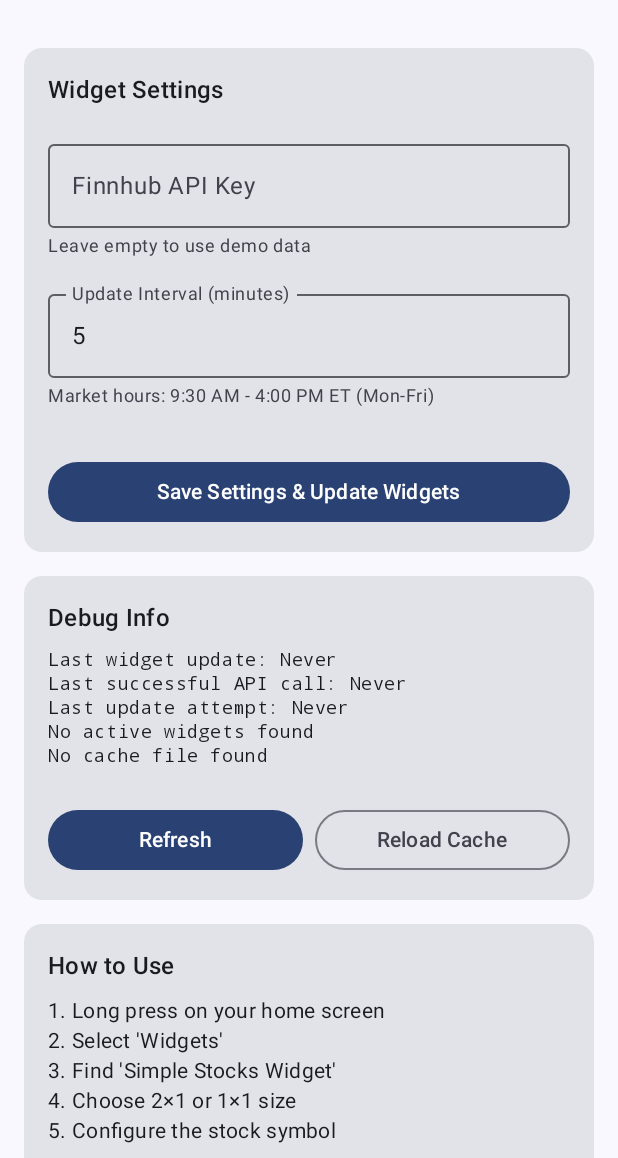
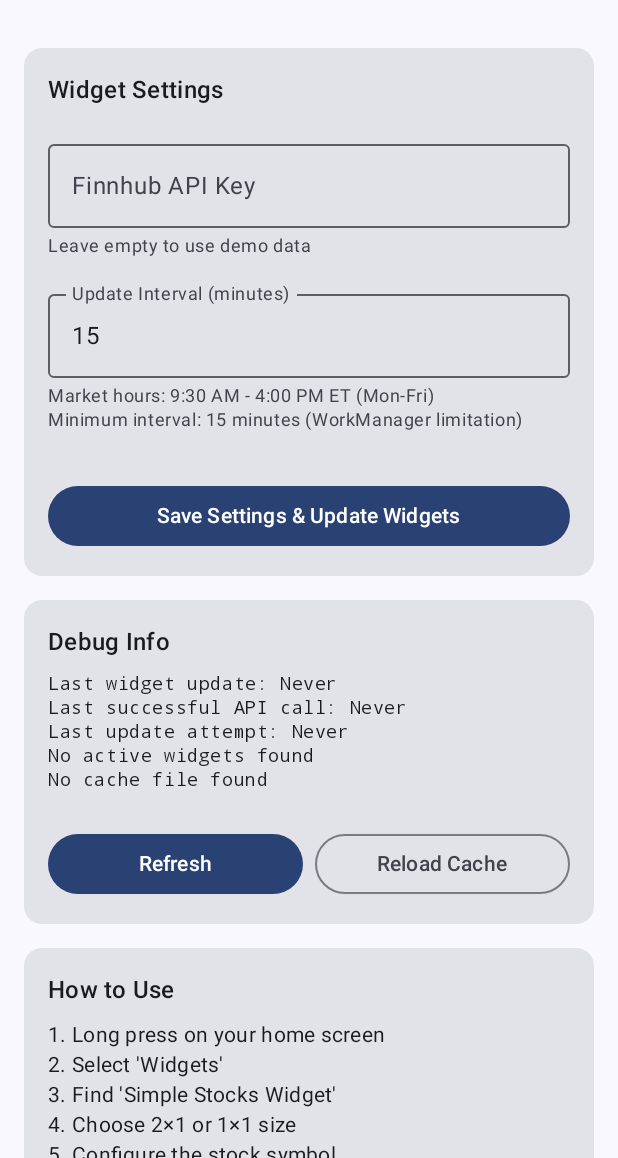
Before and after one commit to sidward35/simple-stocks-widget, an Android app built with Jetpack Compose: the screen it shows after launch (MainActivity), on a phone screen of 412 x 824 dp, the part 78-1236 px from its top. Run offline under Robolectric (Android 15) with nearby library versions, the phone set to English and light mode, and no system bars.

Commit message:
Set minimum update interval to 15 min

```diff
--- a/app/src/main/java/xyz/smathur/simplestockswidget/MainActivity.kt
+++ b/app/src/main/java/xyz/smathur/simplestockswidget/MainActivity.kt
@@ -49,7 +49,7 @@ fun SettingsScreen() {
     }
 
     var updateInterval by remember {
-        mutableStateOf(prefs.getInt("update_interval", 5).toString())
+        mutableStateOf(prefs.getInt("update_interval", 15).toString()) // Changed default to 15
     }
 
     var testApiCall by remember { mutableStateOf(false) }
@@ -57,6 +57,13 @@ fun SettingsScreen() {
 
     // Debug info state
     var debugInfo by remember { mutableStateOf("Loading...") }
+
+    // Validation state for update interval
+    val updateIntervalInt = updateInterval.toIntOrNull() ?: 0
+    val isUpdateIntervalValid = updateIntervalInt >= 15
+    val updateIntervalError = if (updateInterval.isNotEmpty() && !isUpdateIntervalValid) {
+        "Minimum 15 minutes required"
+    } else null
 
     // Function to refresh debug info
     fun refreshDebugInfo() {
@@ -179,11 +186,15 @@ fun SettingsScreen() {
                         label = { Text("Update Interval (minutes)") },
                         modifier = Modifier.fillMaxWidth(),
                         keyboardOptions = KeyboardOptions(keyboardType = KeyboardType.Number),
-                        singleLine = true
+                        singleLine = true,
+                        isError = updateIntervalError != null,
+                        supportingText = if (updateIntervalError != null) {
+                            { Text(updateIntervalError, color = MaterialTheme.colorScheme.error) }
+                        } else null
                     )
 
                     Text(
-                        text = "Market hours: 9:30 AM - 4:00 PM ET (Mon-Fri)",
+                        text = "Market hours: 9:30 AM - 4:00 PM ET (Mon-Fri)\nMinimum interval: 15 minutes (WorkManager limitation)",
                         style = MaterialTheme.typography.bodySmall,
                         color = MaterialTheme.colorScheme.onSurfaceVariant,
                         modifier = Modifier.padding(top = 4.dp, bottom = 16.dp)
@@ -193,7 +204,7 @@ fun SettingsScreen() {
                         onClick = {
                             with(prefs.edit()) {
                                 putString("finnhub_api_key", apiKey)
-                                putInt("update_interval", updateInterval.toIntOrNull() ?: 5)
+                                putInt("update_interval", updateIntervalInt)
                                 apply()
                             }
 
@@ -278,7 +289,8 @@ fun SettingsScreen() {
                         },
                         modifier = Modifier
                             .fillMaxWidth()
-                            .padding(top = 16.dp)
+                            .padding(top = 16.dp),
+                        enabled = isUpdateIntervalValid // Disable button if validation fails
                     ) {
                         Text("Save Settings & Update Widgets")
                     }
```
